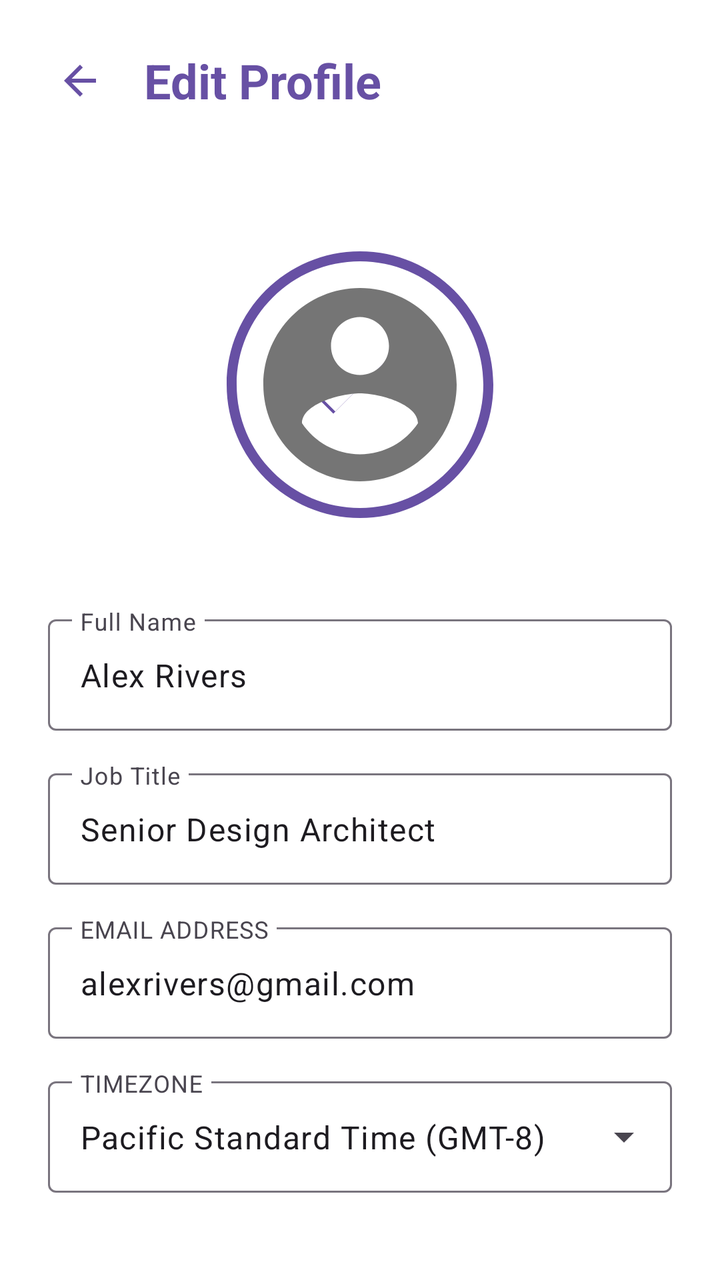
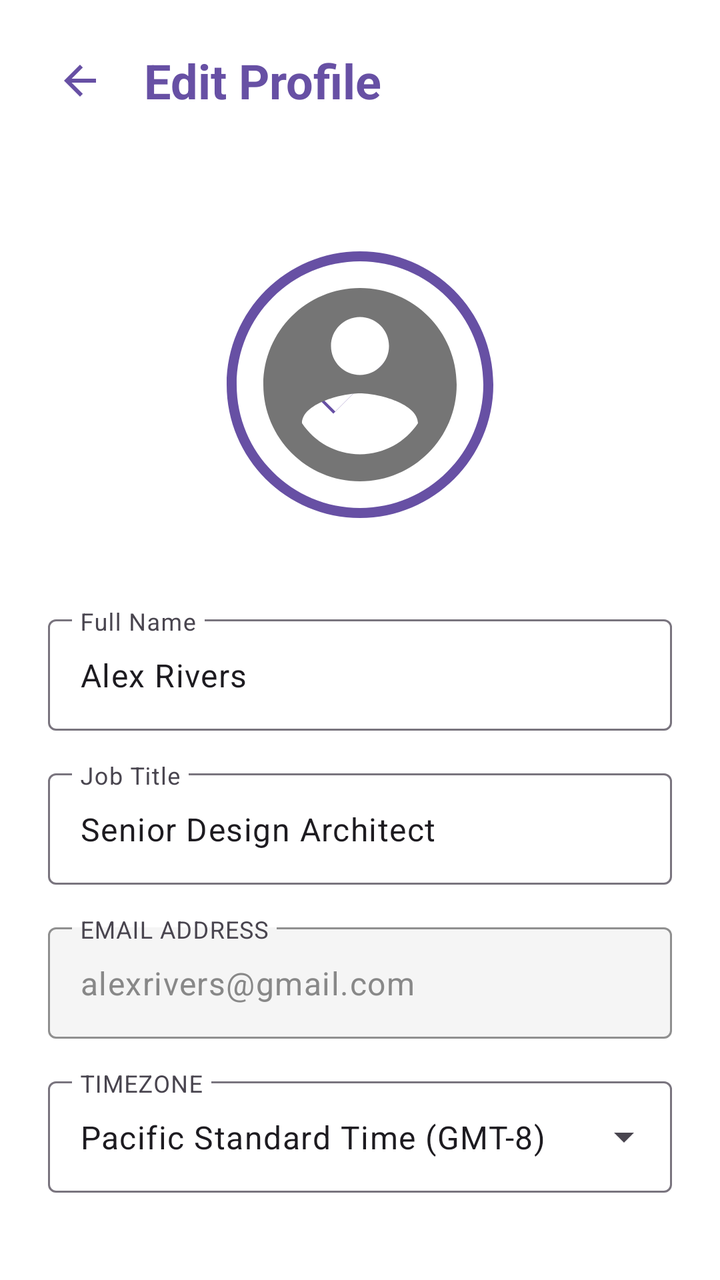

Two renders of the same Android screen: before a commit and after it. Below are the layout's source before the change and the commit's diff.
<!-- AndroidManifest.xml: application theme Theme.CheckIt -->
<!-- res/layout/activity_edit_profile.xml -->
<?xml version="1.0" encoding="utf-8"?>
<androidx.constraintlayout.widget.ConstraintLayout xmlns:android="http://schemas.android.com/apk/res/android"
    xmlns:app="http://schemas.android.com/apk/res-auto"
    xmlns:tools="http://schemas.android.com/tools"
    android:layout_width="match_parent"
    android:layout_height="match_parent"
    android:background="@color/white"
    android:fitsSystemWindows="true"
    tools:context=".EditProfileActivity">

    
    <androidx.constraintlayout.widget.ConstraintLayout
        android:id="@+id/header"
        android:layout_width="match_parent"
        android:layout_height="wrap_content"
        android:padding="24dp"
        app:layout_constraintTop_toTopOf="parent">

        <ImageView
            android:id="@+id/iv_back"
            android:layout_width="32dp"
            android:layout_height="32dp"
            android:clickable="true"
            android:focusable="true"
            android:padding="4dp"
            android:src="@drawable/ic_arrow_back"
            app:layout_constraintBottom_toBottomOf="parent"
            app:layout_constraintStart_toStartOf="parent"
            app:layout_constraintTop_toTopOf="parent"
            app:tint="@color/branding_purple" />

        <TextView
            android:id="@+id/tv_title"
            android:layout_width="wrap_content"
            android:layout_height="wrap_content"
            android:layout_marginStart="16dp"
            android:text="@string/edit_profile_title"
            android:textColor="@color/branding_purple"
            android:textSize="24sp"
            android:textStyle="bold"
            app:layout_constraintBottom_toBottomOf="parent"
            app:layout_constraintStart_toEndOf="@id/iv_back"
            app:layout_constraintTop_toTopOf="parent" />
    </androidx.constraintlayout.widget.ConstraintLayout>

    
    <FrameLayout
        android:id="@+id/profile_image_container"
        android:layout_width="160dp"
        android:layout_height="160dp"
        android:layout_marginTop="32dp"
        app:layout_constraintEnd_toEndOf="parent"
        app:layout_constraintStart_toStartOf="parent"
        app:layout_constraintTop_toBottomOf="@id/header">

        <ImageView
            android:id="@+id/iv_main_profile"
            android:layout_width="match_parent"
            android:layout_height="match_parent"
            android:background="@drawable/ic_check_circle"
            android:backgroundTint="@color/branding_purple"
            android:padding="4dp" />

        <ImageView
            android:layout_width="match_parent"
            android:layout_height="match_parent"
            android:layout_margin="6dp"
            android:background="@drawable/ic_check_circle"
            android:backgroundTint="@color/white"
            android:padding="16dp"
            android:src="@drawable/ic_account_circle" />
    </FrameLayout>

    
    <com.google.android.material.textfield.TextInputLayout
        android:id="@+id/til_full_name"
        style="@style/Widget.Material3.TextInputLayout.OutlinedBox"
        android:layout_width="match_parent"
        android:layout_height="wrap_content"
        android:layout_marginHorizontal="24dp"
        android:layout_marginTop="32dp"
        android:hint="@string/full_name_label"
        app:layout_constraintTop_toBottomOf="@id/profile_image_container">

        <com.google.android.material.textfield.TextInputEditText
            android:id="@+id/et_full_name"
            android:layout_width="match_parent"
            android:layout_height="wrap_content"
            android:text="@string/user_name" />
    </com.google.android.material.textfield.TextInputLayout>

    <com.google.android.material.textfield.TextInputLayout
        android:id="@+id/til_job_title"
        style="@style/Widget.Material3.TextInputLayout.OutlinedBox"
        android:layout_width="match_parent"
        android:layout_height="wrap_content"
        android:layout_marginHorizontal="24dp"
        android:layout_marginTop="16dp"
        android:hint="@string/job_title_label"
        app:layout_constraintTop_toBottomOf="@id/til_full_name">

        <com.google.android.material.textfield.TextInputEditText
            android:id="@+id/et_job_title"
            android:layout_width="match_parent"
            android:layout_height="wrap_content"
            android:text="@string/user_job_title" />
    </com.google.android.material.textfield.TextInputLayout>

    <com.google.android.material.textfield.TextInputLayout
        android:id="@+id/til_email"
        style="@style/Widget.Material3.TextInputLayout.OutlinedBox"
        android:layout_width="match_parent"
        android:layout_height="wrap_content"
        android:layout_marginHorizontal="24dp"
        android:layout_marginTop="16dp"
        android:hint="@string/email_address_label"
        app:layout_constraintTop_toBottomOf="@id/til_job_title">

        <com.google.android.material.textfield.TextInputEditText
            android:id="@+id/et_email"
            android:layout_width="match_parent"
            android:layout_height="wrap_content"
            android:text="@string/user_email_value" />
    </com.google.android.material.textfield.TextInputLayout>

    <com.google.android.material.textfield.TextInputLayout
        android:id="@+id/til_timezone"
        style="@style/Widget.Material3.TextInputLayout.OutlinedBox.ExposedDropdownMenu"
        android:layout_width="match_parent"
        android:layout_height="wrap_content"
        android:layout_marginHorizontal="24dp"
        android:layout_marginTop="16dp"
        android:hint="@string/timezone_label"
        app:layout_constraintTop_toBottomOf="@id/til_email">

        <AutoCompleteTextView
            android:id="@+id/act_timezone"
            android:layout_width="match_parent"
            android:layout_height="wrap_content"
            android:inputType="none"
            android:text="@string/timezone_value" />
    </com.google.android.material.textfield.TextInputLayout>

    
    <com.google.android.material.button.MaterialButton
        android:id="@+id/btn_save"
        android:layout_width="match_parent"
        android:layout_height="64dp"
        android:layout_marginHorizontal="24dp"
        android:layout_marginTop="40dp"
        android:backgroundTint="@color/branding_purple"
        android:text="@string/save_changes_btn"
        android:textAllCaps="false"
        android:textSize="18sp"
        app:cornerRadius="32dp"
        app:icon="@drawable/ic_check"
        app:iconGravity="textEnd"
        app:layout_constraintTop_toBottomOf="@id/til_timezone" />

    <com.google.android.material.button.MaterialButton
        android:id="@+id/btn_discard"
        style="@style/Widget.Material3.Button.OutlinedButton"
        android:layout_width="match_parent"
        android:layout_height="64dp"
        android:layout_marginHorizontal="24dp"
        android:layout_marginTop="16dp"
        android:text="@string/discard_changes_btn"
        android:textAllCaps="false"
        android:textColor="#D32F2F"
        android:textSize="18sp"
        app:cornerRadius="32dp"
        app:icon="@drawable/ic_delete"
        app:iconGravity="textEnd"
        app:iconTint="#D32F2F"
        app:layout_constraintTop_toBottomOf="@id/btn_save"
        app:strokeColor="#F0F0F0" />

</androidx.constraintlayout.widget.ConstraintLayout>
<!-- resources referenced by this layout -->
<resources>
  <color name="branding_purple">#6750A4</color>
  <color name="white">#FFFFFFFF</color>
  <!-- drawable ic_account_circle (drawable) -->
  <vector xmlns:android="http://schemas.android.com/apk/res/android"
      android:width="24dp"
      android:height="24dp"
      android:viewportWidth="24"
      android:viewportHeight="24">
    <path
        android:fillColor="#757575"
        android:pathData="M12,2C6.48,2 2,6.48 2,12s4.48,10 10,10 10,-4.48 10,-10S17.52,2 12,2zM12,5c1.66,0 3,1.34 3,3s-1.34,3 -3,3 -3,-1.34 -3,-3 1.34,-3 3,-3zM12,19.2c-2.5,0 -4.71,-1.28 -6,-3.22 0.03,-1.99 4,-3.08 6,-3.08 1.99,0 5.97,1.09 6,3.08 -1.29,1.94 -3.5,3.22 -6,3.22z"/>
  </vector>
  <!-- drawable ic_arrow_back (drawable) -->
  <vector xmlns:android="http://schemas.android.com/apk/res/android"
      android:width="24dp"
      android:height="24dp"
      android:viewportWidth="24"
      android:viewportHeight="24">
    <path
        android:fillColor="#000000"
        android:pathData="M20,11H7.83l5.59,-5.59L12,4l-8,8 8,8 1.41,-1.41L7.83,13H20V11z"/>
  </vector>
  <!-- drawable ic_check (drawable) -->
  <vector xmlns:android="http://schemas.android.com/apk/res/android"
      android:width="24dp"
      android:height="24dp"
      android:viewportWidth="24"
      android:viewportHeight="24">
    <path
        android:fillColor="#FFFFFF"
        android:pathData="M9,16.17L4.83,12l-1.42,1.41L9,19 21,7l-1.41,-1.41z"/>
  </vector>
  <!-- drawable ic_check_circle (drawable) -->
  <vector xmlns:android="http://schemas.android.com/apk/res/android"
      android:width="24dp"
      android:height="24dp"
      android:viewportWidth="24"
      android:viewportHeight="24">
    <path
        android:fillColor="#000000"
        android:pathData="M12,2C6.48,2 2,6.48 2,12s4.48,10 10,10 10,-4.48 10,-10S17.52,2 12,2zM10,17l-5,-5 1.41,-1.41L10,14.17l7.59,-7.59L19,8l-9,9z"/>
  </vector>
  <!-- drawable ic_delete (drawable) -->
  <vector xmlns:android="http://schemas.android.com/apk/res/android"
      android:width="24dp"
      android:height="24dp"
      android:viewportWidth="24"
      android:viewportHeight="24">
    <path
        android:fillColor="#000000"
        android:pathData="M6,19c0,1.1 0.9,2 2,2h8c1.1,0 2,-0.9 2,-2V7H6v12zM19,4h-3.5l-1,-1h-5l-1,1H5v2h14V4z"/>
  </vector>
  <string name="discard_changes_btn">Discard Changes</string>
  <string name="edit_profile_title">Edit Profile</string>
  <string name="email_address_label">EMAIL ADDRESS</string>
  <string name="full_name_label">Full Name</string>
  <string name="job_title_label">Job Title</string>
  <string name="save_changes_btn">Save Changes</string>
  <string name="timezone_label">TIMEZONE</string>
  <string name="timezone_value">Pacific Standard Time (GMT-8)</string>
  <string name="user_email_value">alexrivers@gmail.com</string>
  <string name="user_job_title">Senior Design Architect</string>
  <string name="user_name">Alex Rivers</string>
  <style name="Theme.CheckIt" parent="Base.Theme.CheckIt" />
  <style name="Base.Theme.CheckIt" parent="Theme.Material3.Light.NoActionBar">
          
          
      </style>
</resources>

<!-- the commit's change to res/layout/activity_edit_profile.xml (unified diff, before → after) -->
@@ -114,13 +114,19 @@
         android:layout_marginHorizontal="24dp"
         android:layout_marginTop="16dp"
         android:hint="@string/email_address_label"
+        app:boxBackgroundColor="#F5F5F5"
+        app:boxStrokeColor="#CCCCCC"
         app:layout_constraintTop_toBottomOf="@id/til_job_title">
 
         <com.google.android.material.textfield.TextInputEditText
             android:id="@+id/et_email"
             android:layout_width="match_parent"
             android:layout_height="wrap_content"
-            android:text="@string/user_email_value" />
+            android:cursorVisible="false"
+            android:focusable="false"
+            android:longClickable="false"
+            android:text="@string/user_email_value"
+            android:textColor="#888888" />
     </com.google.android.material.textfield.TextInputLayout>
 
     <com.google.android.material.textfield.TextInputLayout
